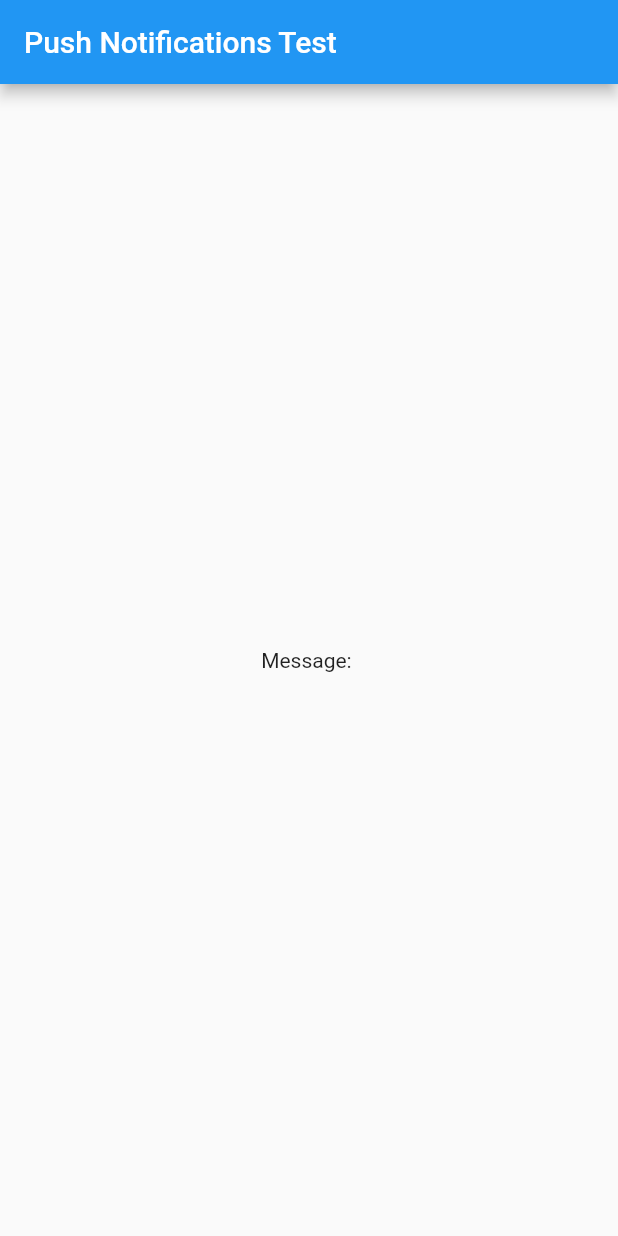
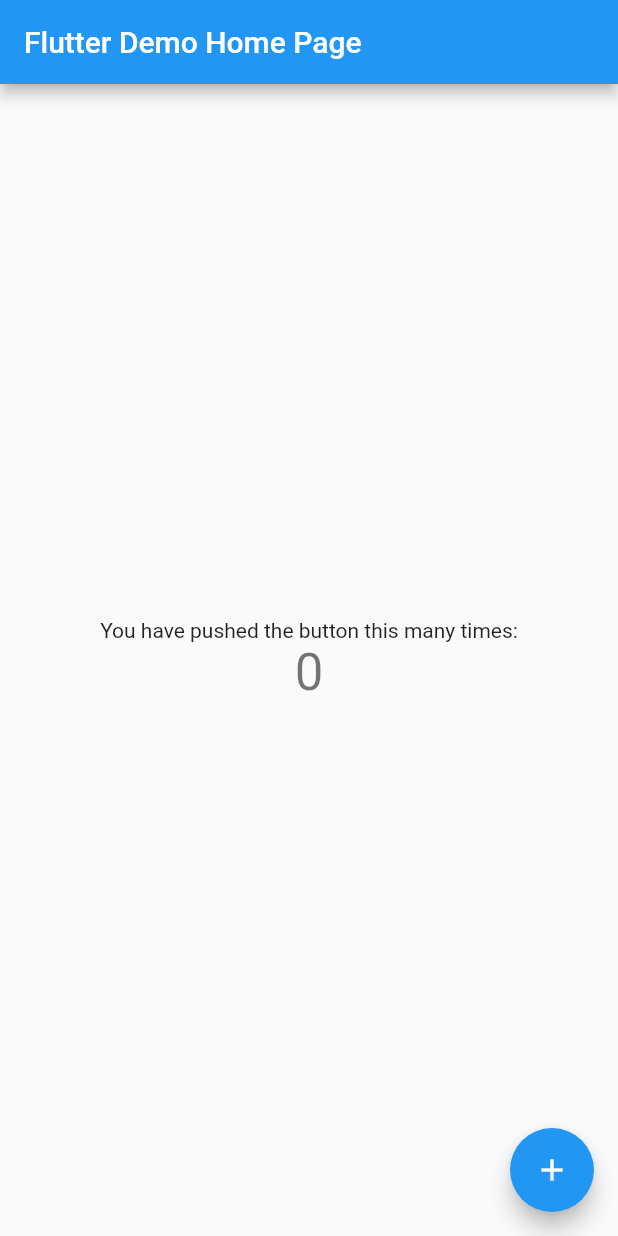
Before and after one commit to DayaneCordeiro/Trabalho_Final_LDDM, a Flutter app: the screen it shows after launch, on a phone screen of 412 x 824 dp. Run offline on Flutter 3.47's test engine with Material 2 defaults, Android fonts, the phone set to English and light mode, and no system bars.

Commit message:
Deleting And Trying Again

```diff
--- a/rest_manager/lib/main.dart
+++ b/rest_manager/lib/main.dart
@@ -1,40 +1,117 @@
-/*
-MIT License
-
-Copyright (c) 2020 Dayane Cordeiro
-
-Permission is hereby granted, free of charge, to any person obtaining a copy
-of this software and associated documentation files (the "Software"), to deal
-in the Software without restriction, including without limitation the rights
-to use, copy, modify, merge, publish, distribute, sublicense, and/or sell
-copies of the Software, and to permit persons to whom the Software is
-furnished to do so, subject to the following conditions:
-
-The above copyright notice and this permission notice shall be included in all
-copies or substantial portions of the Software.
-
-THE SOFTWARE IS PROVIDED "AS IS", WITHOUT WARRANTY OF ANY KIND, EXPRESS OR
-IMPLIED, INCLUDING BUT NOT LIMITED TO THE WARRANTIES OF MERCHANTABILITY,
-FITNESS FOR A PARTICULAR PURPOSE AND NONINFRINGEMENT. IN NO EVENT SHALL THE
-AUTHORS OR COPYRIGHT HOLDERS BE LIABLE FOR ANY CLAIM, DAMAGES OR OTHER
-LIABILITY, WHETHER IN AN ACTION OF CONTRACT, TORT OR OTHERWISE, ARISING FROM,
-OUT OF OR IN CONNECTION WITH THE SOFTWARE OR THE USE OR OTHER DEALINGS IN THE
-SOFTWARE.
-*/
-
 import 'package:flutter/material.dart';
-import 'package:rest_manager/views/home_page.view.dart';
 
 void main() {
   runApp(MyApp());
 }
 
 class MyApp extends StatelessWidget {
+  // This widget is the root of your application.
   @override
   Widget build(BuildContext context) {
     return MaterialApp(
-      title: 'Material App',
-      home: HomePage(),
+      title: 'Flutter Demo',
+      theme: ThemeData(
+        // This is the theme of your application.
+        //
+        // Try running your application with "flutter run". You'll see the
+        // application has a blue toolbar. Then, without quitting the app, try
+        // changing the primarySwatch below to Colors.green and then invoke
+        // "hot reload" (press "r" in the console where you ran "flutter run",
+        // or simply save your changes to "hot reload" in a Flutter IDE).
+        // Notice that the counter didn't reset back to zero; the application
+        // is not restarted.
+        primarySwatch: Colors.blue,
+        // This makes the visual density adapt to the platform that you run
+        // the app on. For desktop platforms, the controls will be smaller and
+        // closer together (more dense) than on mobile platforms.
+        visualDensity: VisualDensity.adaptivePlatformDensity,
+      ),
+      home: MyHomePage(title: 'Flutter Demo Home Page'),
     );
   }
 }
+
+class MyHomePage extends StatefulWidget {
+  MyHomePage({Key key, this.title}) : super(key: key);
+
+  // This widget is the home page of your application. It is stateful, meaning
+  // that it has a State object (defined below) that contains fields that affect
+  // how it looks.
+
+  // This class is the configuration for the state. It holds the values (in this
+  // case the title) provided by the parent (in this case the App widget) and
+  // used by the build method of the State. Fields in a Widget subclass are
+  // always marked "final".
+
+  final String title;
+
+  @override
+  _MyHomePageState createState() => _MyHomePageState();
+}
+
+class _MyHomePageState extends State<MyHomePage> {
+  int _counter = 0;
+
+  void _incrementCounter() {
+    setState(() {
+      // This call to setState tells the Flutter framework that something has
+      // changed in this State, which causes it to rerun the build method below
+      // so that the display can reflect the updated values. If we changed
+      // _counter without calling setState(), then the build method would not be
+      // called again, and so nothing would appear to happen.
+      _counter++;
+    });
+  }
+
+  @override
+  Widget build(BuildContext context) {
+    // This method is rerun every time setState is called, for instance as done
+    // by the _incrementCounter method above.
+    //
+    // The Flutter framework has been optimized to make rerunning build methods
+    // fast, so that you can just rebuild anything that needs updating rather
+    // than having to individually change instances of widgets.
+    return Scaffold(
+      appBar: AppBar(
+        // Here we take the value from the MyHomePage object that was created by
+        // the App.build method, and use it to set our appbar title.
+        title: Text(widget.title),
+      ),
+      body: Center(
+        // Center is a layout widget. It takes a single child and positions it
+        // in the middle of the parent.
+        child: Column(
+          // Column is also a layout widget. It takes a list of children and
+          // arranges them vertically. By default, it sizes itself to fit its
+          // children horizontally, and tries to be as tall as its parent.
+          //
+          // Invoke "debug painting" (press "p" in the console, choose the
+          // "Toggle Debug Paint" action from the Flutter Inspector in Android
+          // Studio, or the "Toggle Debug Paint" command in Visual Studio Code)
+          // to see the wireframe for each widget.
+          //
+          // Column has various properties to control how it sizes itself and
+          // how it positions its children. Here we use mainAxisAlignment to
+          // center the children vertically; the main axis here is the vertical
+          // axis because Columns are vertical (the cross axis would be
+          // horizontal).
+          mainAxisAlignment: MainAxisAlignment.center,
+          children: <Widget>[
+            Text(
+              'You have pushed the button this many times:',
+            ),
+            Text(
+              '$_counter',
+              style: Theme.of(context).textTheme.headline4,
+            ),
+          ],
+        ),
+      ),
+      floatingActionButton: FloatingActionButton(
+        onPressed: _incrementCounter,
+        tooltip: 'Increment',
+        child: Icon(Icons.add),
+      ), // This trailing comma makes auto-formatting nicer for build methods.
+    );
+  }
+}
--- a/rest_manager/lib/views/home_page.view.dart
+++ /dev/null
@@ -1,53 +0,0 @@
-import 'package:firebase_messaging/firebase_messaging.dart';
-import 'package:flutter/material.dart';
-
-class HomePage extends StatefulWidget {
-  HomePage({Key key}) : super(key: key);
-
-  @override
-  _HomePageState createState() => _HomePageState();
-}
-
-class _HomePageState extends State<HomePage> {
-  final FirebaseMessaging _firebaseMessaging = FirebaseMessaging();
-  String _message = '';
-
-  _registerOnFirebase() {
-    _firebaseMessaging.subscribeToTopic('all');
-    _firebaseMessaging.getToken().then((token) => print(token));
-  }
-
-  @override
-  void initState() {
-    _registerOnFirebase();
-    getMessage();
-    super.initState();
-  }
-
-  void getMessage() {
-    _firebaseMessaging.configure(
-        onMessage: (Map<String, dynamic> message) async {
-      print('received message');
-      setState(() => _message = message["notification"]["body"]);
-    }, onResume: (Map<String, dynamic> message) async {
-      print('on resume $message');
-      setState(() => _message = message["notification"]["body"]);
-    }, onLaunch: (Map<String, dynamic> message) async {
-      print('on launch $message');
-      setState(() => _message = message["notification"]["body"]);
-    });
-  }
-
-  @override
-  Widget build(BuildContext context) {
-    return Scaffold(
-      appBar: AppBar(
-        title: Text('Push Notifications Test'),
-      ),
-      body: Container(
-          child: Center(
-        child: Text("Message: $_message"),
-      )),
-    );
-  }
-}
--- a/rest_manager/pubspec.yaml
+++ b/rest_manager/pubspec.yaml
@@ -28,7 +28,6 @@ dependencies:
   # The following adds the Cupertino Icons font to your application.
   # Use with the CupertinoIcons class for iOS style icons.
   cupertino_icons: ^0.1.3
-  firebase_messaging:
 
 dev_dependencies:
   flutter_test:
```
Also changed, not shown: rest_manager/pubspec.lock, 3 other files.
